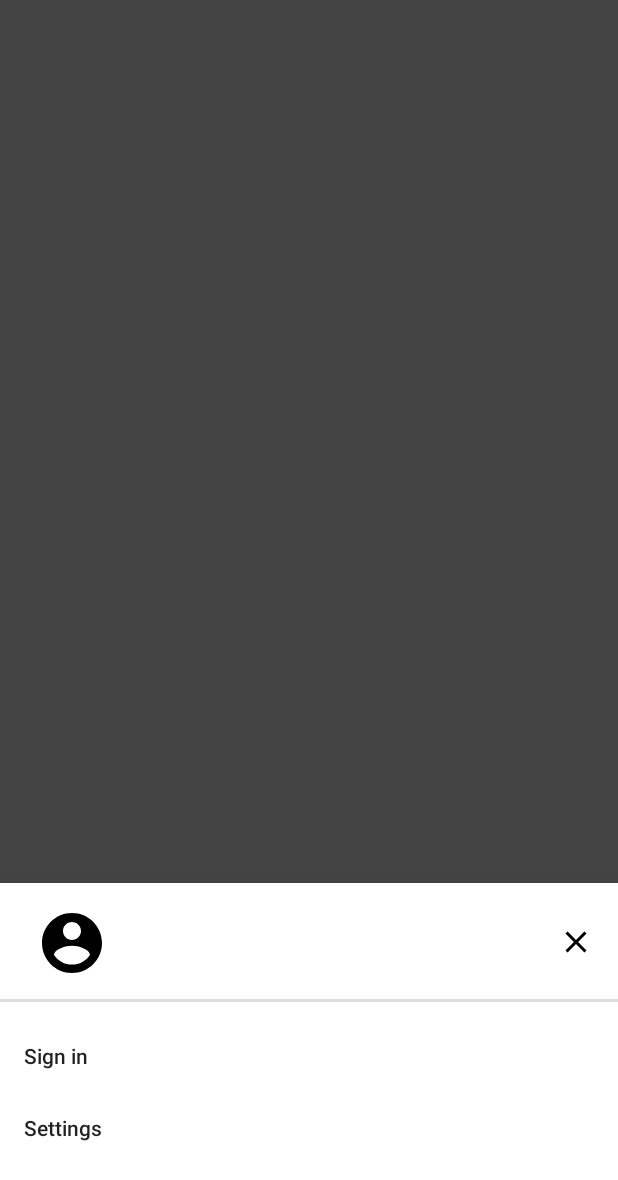
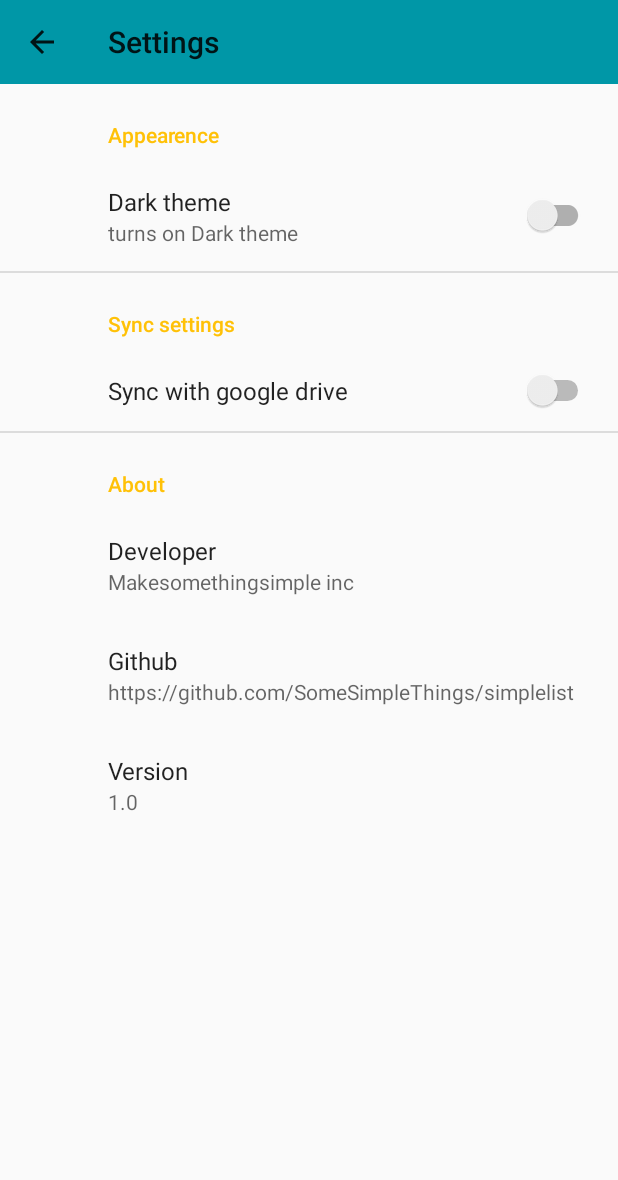
Before and after one commit to SomeSimpleThings/simplelist, an Android app: the fragment BottomDrawerFragment placed in its activity, after a tap on "Settings", on a phone screen of 412 x 824 dp. Shown: the top 1180 px of the screen. Run offline under Robolectric (Android 15) with nearby library versions, the phone set to English and light mode, and no system bars; our stand-ins replace Dagger/Hilt's generated code, Firebase (no records; nobody signed in at launch, a user with empty details on screens opened directly), androidx.preference; 5 statements that could not run were skipped.

Commit message:
creating app settings

```diff
--- a/app/build.gradle
+++ b/app/build.gradle
@@ -1,5 +1,4 @@
 apply plugin: 'com.android.application'
-
 
 
 android {
@@ -14,21 +13,6 @@ android {
             storeFile file(keystoreProperties['storeFile'])
             storePassword keystoreProperties['storePassword']
         }
-//        debug {
-//            file("keystore.properties").with { propFile ->
-//                if (propFile.canRead()) {
-//                    def properties = new Properties()
-//                    properties.load(new FileInputStream(propFile))
-//
-//                    storeFile file(properties['keystorePath'])
-//                    storePassword properties['keystorePassword']
-//                    keyAlias properties['keyAlias']
-//                    keyPassword properties['keyPassword']
-//                } else {
-//                    println 'Unable to read signing.properties'
-//                }
-//            }
-//        }
     }
     compileSdkVersion 29
     defaultConfig {
@@ -75,9 +59,12 @@ dependencies {
     implementation 'androidx.appcompat:appcompat:1.1.0'
     implementation 'androidx.constraintlayout:constraintlayout:1.1.3'
     implementation 'androidx.lifecycle:lifecycle-extensions:2.2.0-rc02'
-    implementation 'com.google.android.material:material:1.0.0'
     implementation "androidx.navigation:navigation-fragment:2.2.0-rc02"
     implementation "androidx.navigation:navigation-ui:2.2.0-rc02"
+    implementation 'androidx.preference:preference:1.1.0'
+
+    implementation 'com.google.android.material:material:1.0.0'
+
     //room
     implementation 'androidx.room:room-runtime:2.2.2'
     implementation 'androidx.legacy:legacy-support-v4:1.0.0'
--- a/app/src/main/AndroidManifest.xml
+++ b/app/src/main/AndroidManifest.xml
@@ -13,6 +13,14 @@
         android:roundIcon="@mipmap/ic_launcher_round"
         android:supportsRtl="true"
         android:theme="@style/AppTheme">
+        <activity
+            android:name=".view.settings.SettingsActivity"
+            android:label="@string/title_activity_settings"
+            android:parentActivityName=".view.MainActivity">
+            <meta-data
+                android:name="android.support.PARENT_ACTIVITY"
+                android:value="com.somethingsimple.simplelist.view.MainActivity" />
+        </activity>
         <activity android:name=".view.MainActivity">
             <intent-filter>
                 <action android:name="android.intent.action.MAIN" />
--- a/app/src/main/java/com/somethingsimple/simplelist/di/builder/ActivityBuilderModule.java
+++ b/app/src/main/java/com/somethingsimple/simplelist/di/builder/ActivityBuilderModule.java
@@ -1,6 +1,7 @@
 package com.somethingsimple.simplelist.di.builder;
 
 import com.somethingsimple.simplelist.view.MainActivity;
+import com.somethingsimple.simplelist.view.settings.SettingsActivity;
 
 import dagger.Module;
 import dagger.android.ContributesAndroidInjector;
@@ -11,4 +12,7 @@ public abstract class ActivityBuilderModule {
     @SuppressWarnings("unused")
     @ContributesAndroidInjector(modules = FragmentBuilderModule.class)
     abstract MainActivity mainActivity();
+
+    @SuppressWarnings("unused")
+    abstract SettingsActivity settingsActivity();
 }
--- a/app/src/main/java/com/somethingsimple/simplelist/view/MainActivity.java
+++ b/app/src/main/java/com/somethingsimple/simplelist/view/MainActivity.java
@@ -2,8 +2,8 @@ package com.somethingsimple.simplelist.view;
 
 import androidx.appcompat.app.AppCompatActivity;
 import androidx.lifecycle.ViewModelProvider;
-import androidx.navigation.Navigation;
 
+import android.content.Intent;
 import android.os.Bundle;
 import android.view.Menu;
 import android.view.MenuItem;
@@ -11,8 +11,7 @@ import android.view.MenuItem;
 import com.google.android.material.bottomappbar.BottomAppBar;
 import com.somethingsimple.simplelist.R;
 import com.somethingsimple.simplelist.view.bottomDrawer.BottomDrawerFragment;
-import com.somethingsimple.simplelist.view.folder.FolderViewModel;
-import com.somethingsimple.simplelist.view.note.NotesViewModel;
+import com.somethingsimple.simplelist.view.settings.SettingsActivity;
 
 import javax.inject.Inject;
 
--- a/app/src/main/java/com/somethingsimple/simplelist/view/bottomDrawer/BottomDrawerFragment.java
+++ b/app/src/main/java/com/somethingsimple/simplelist/view/bottomDrawer/BottomDrawerFragment.java
@@ -14,6 +14,7 @@ import androidx.annotation.NonNull;
 import androidx.annotation.Nullable;
 import androidx.databinding.BindingAdapter;
 import androidx.databinding.DataBindingUtil;
+import androidx.navigation.Navigation;
 
 import com.bumptech.glide.Glide;
 import com.bumptech.glide.request.RequestOptions;
@@ -31,6 +32,7 @@ import com.google.firebase.auth.FirebaseAuth;
 import com.google.firebase.auth.GoogleAuthProvider;
 import com.somethingsimple.simplelist.R;
 import com.somethingsimple.simplelist.databinding.DrawerBottomLayoutBinding;
+import com.somethingsimple.simplelist.view.settings.SettingsActivity;
 
 import javax.inject.Inject;
 
@@ -104,8 +106,8 @@ public class BottomDrawerFragment extends BottomSheetDialogFragment
                     }
                     return true;
                 case R.id.settings_menu_drawer:
-                    Toast.makeText(getContext(), "Not yet implemented",
-                            Toast.LENGTH_SHORT).show();
+                    Intent intent = new Intent(getContext(), SettingsActivity.class);
+                    startActivity(intent);
                     return true;
                 default:
                     return true;
--- /dev/null
+++ b/app/src/main/java/com/somethingsimple/simplelist/view/settings/SettingsActivity.java
@@ -0,0 +1,36 @@
+package com.somethingsimple.simplelist.view.settings;
+
+import android.os.Bundle;
+
+import androidx.appcompat.app.ActionBar;
+import androidx.appcompat.app.AppCompatActivity;
+import androidx.appcompat.widget.Toolbar;
+import androidx.preference.PreferenceFragmentCompat;
+
+import com.somethingsimple.simplelist.R;
+
+public class SettingsActivity extends AppCompatActivity {
+
+    @Override
+    protected void onCreate(Bundle savedInstanceState) {
+        super.onCreate(savedInstanceState);
+        setContentView(R.layout.settings_activity);
+        Toolbar myToolbar = findViewById(R.id.toolbar_Settings);
+        setSupportActionBar(myToolbar);
+        getSupportFragmentManager()
+                .beginTransaction()
+                .replace(R.id.settings, new SettingsFragment())
+                .commit();
+        ActionBar actionBar = getSupportActionBar();
+        if (actionBar != null) {
+            actionBar.setDisplayHomeAsUpEnabled(true);
+        }
+    }
+
+    public static class SettingsFragment extends PreferenceFragmentCompat {
+        @Override
+        public void onCreatePreferences(Bundle savedInstanceState, String rootKey) {
+            setPreferencesFromResource(R.xml.root_preferences, rootKey);
+        }
+    }
+}
--- /dev/null
+++ b/app/src/main/res/layout/settings_activity.xml
@@ -0,0 +1,19 @@
+<LinearLayout xmlns:android="http://schemas.android.com/apk/res/android"
+    android:layout_width="match_parent"
+    android:layout_height="match_parent"
+    android:orientation="vertical">
+
+    <androidx.appcompat.widget.Toolbar
+        android:id="@+id/toolbar_Settings"
+        android:layout_width="match_parent"
+        android:layout_height="wrap_content"
+        android:background="?attr/colorPrimary"
+        android:minHeight="?attr/actionBarSize"
+        android:theme="?attr/actionBarTheme" />
+
+    <FrameLayout
+        android:id="@+id/settings"
+        android:layout_width="match_parent"
+        android:layout_height="match_parent">
+    </FrameLayout>
+</LinearLayout>
--- a/app/src/main/res/navigation/nav_graph.xml
+++ b/app/src/main/res/navigation/nav_graph.xml
@@ -15,10 +15,6 @@
             app:destination="@id/noteListFragment"
             app:popUpTo="@+id/nav_graph"
             app:popUpToInclusive="true" />
-        <argument
-            android:name="noteId"
-            android:defaultValue="-1L"
-            app:argType="long" />
     </fragment>
     <fragment
         android:id="@+id/noteListFragment"
@@ -31,10 +27,7 @@
             app:enterAnim="@anim/nav_default_enter_anim"
             app:exitAnim="@anim/nav_default_exit_anim"
             app:popEnterAnim="@anim/nav_default_pop_enter_anim"
-            app:popExitAnim="@anim/nav_default_pop_exit_anim" >
-            <argument android:defaultValue="-1L"
-                android:name="noteId" />
-        </action>
+            app:popExitAnim="@anim/nav_default_pop_exit_anim"></action>
 
     </fragment>
 
--- a/app/src/main/res/values/strings.xml
+++ b/app/src/main/res/values/strings.xml
@@ -25,4 +25,8 @@
     <string name="menu_item_smth">Something</string>
     <string name="menu_sort">Sort</string>
     <string name="foldername_key">folder_name</string>
+    <string name="swith_dark_summary">turns on Dark theme</string>
+    <string name="switch_dark_title">Dark theme</string>
+    <string name="title_activity_settings">Settings</string>
+
 </resources>
--- /dev/null
+++ b/app/src/main/res/xml/root_preferences.xml
@@ -0,0 +1,50 @@
+<!--
+  ~ Copyright 2018 The app Open Source Project
+  ~
+  ~ Licensed under the Apache License, Version 2.0 (the "License");
+  ~ you may not use this file except in compliance with the License.
+  ~ You may obtain a copy of the License at
+  ~
+  ~      http://www.apache.org/licenses/LICENSE-2.0
+  ~
+  ~ Unless required by applicable law or agreed to in writing, software
+  ~ distributed under the License is distributed on an "AS IS" BASIS,
+  ~ WITHOUT WARRANTIES OR CONDITIONS OF ANY KIND, either express or implied.
+  ~ See the License for the specific language governing permissions and
+  ~ limitations under the License.
+  -->
+
+<PreferenceScreen xmlns:android="http://schemas.android.com/apk/res/android"
+    xmlns:app="http://schemas.android.com/apk/res-auto">
+
+    <PreferenceCategory android:title="Appearence">
+        <SwitchPreferenceCompat
+            app:key="sync"
+            app:summary="@string/swith_dark_summary"
+            app:title="@string/switch_dark_title" />
+
+    </PreferenceCategory>
+    <PreferenceCategory android:title="Sync settings">
+
+        <SwitchPreference
+            app:defaultValue="false"
+            app:key="switch_sync"
+            app:title="Sync with google drive" />
+    </PreferenceCategory>
+    <PreferenceCategory android:title="About">
+        <PreferenceScreen
+            android:key="developer"
+            android:summary="Makesomethingsimple inc"
+            android:title="Developer" />
+
+        <PreferenceScreen
+            android:key="github_link"
+            android:summary="https://github.com/SomeSimpleThings/simplelist"
+            android:title="Github" />
+
+        <PreferenceScreen
+            android:key="version"
+            android:summary="1.0"
+            android:title="Version" />
+    </PreferenceCategory>
+</PreferenceScreen>
```
